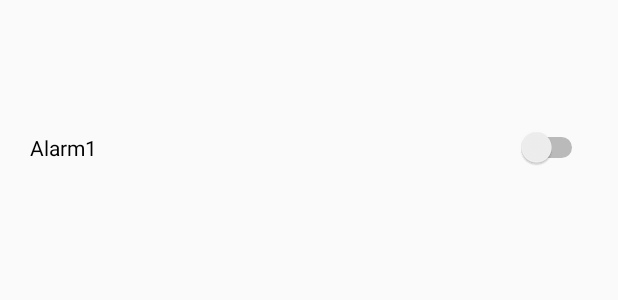
After one commit to KyleMcNutt/5moreminutes, an Android app: the layout alarm_fragment.xml on its own in the app's theme, with its tools: preview values and no code run, on a phone screen of 412 x 824 dp. The commit adds this screen. Shown: the top 300 px of the screen. Run offline under Robolectric (Android 15) with nearby library versions, the phone set to English and light mode, and no system bars.

Commit message:
First GUI attempt

```diff
--- a/Fivemoreminutes/app/build.gradle
+++ b/Fivemoreminutes/app/build.gradle
@@ -22,4 +22,6 @@ android {
 dependencies {
     compile fileTree(dir: 'libs', include: ['*.jar'])
     compile 'com.android.support:appcompat-v7:22.0.0'
+    compile 'com.astuetz:pagerslidingtabstrip:1.0.1'
+    compile 'com.oguzdev:CircularFloatingActionMenu:1.0.2'
 }
--- /dev/null
+++ b/Fivemoreminutes/app/src/main/res/layout/alarm_fragment.xml
@@ -0,0 +1,16 @@
+<?xml version="1.0" encoding="utf-8"?>
+<!-- This is the fragment  to be displayed for a section associated with a tab -->
+<LinearLayout xmlns:android="http://schemas.android.com/apk/res/android"
+    android:orientation="vertical" android:layout_width="match_parent"
+    android:layout_height="match_parent"
+    android:weightSum="1">
+    <Switch
+        android:layout_width="match_parent"
+        android:layout_height="0dp"
+        android:layout_margin="20dp"
+        android:text="@string/alarm"
+        android:id="@+id/alarm_switch"
+        android:layout_gravity="center"
+        android:layout_weight="0.20"
+        android:checked="false" />
+</LinearLayout>
--- a/Fivemoreminutes/app/src/main/res/values/strings.xml
+++ b/Fivemoreminutes/app/src/main/res/values/strings.xml
@@ -1,6 +1,6 @@
 <resources>
-    <string name="app_name">Fivemoreminutes</string>
-
-    <string name="hello_world">Hello world!</string>
+    <string name="app_name">5 more Minutes!</string>
+    <string name = "group">Group</string>
     <string name="action_settings">Settings</string>
+    <string name="alarm">Alarm1</string>
 </resources>
--- a/Fivemoreminutes/app/src/main/res/values/styles.xml
+++ b/Fivemoreminutes/app/src/main/res/values/styles.xml
@@ -1,8 +1,8 @@
 <resources>
 
     <!-- Base application theme. -->
-    <style name="AppTheme" parent="Theme.AppCompat.Light.DarkActionBar">
-        <!-- Customize your theme here. -->
+    <style name="AppTheme" parent="Theme.AppCompat.Light.NoActionBar">
+
     </style>
 
 </resources>
```
Also changed, not shown: Fivemoreminutes/app/src/main/java/fivemoreminutes/cs499/cs/csupomona/edu/fivemoreminutes/Group.java (added, +32 -0 lines), Fivemoreminutes/app/src/main/java/fivemoreminutes/cs499/cs/csupomona/edu/fivemoreminutes/MainActivity.java (+15 -22 lines), Fivemoreminutes/app/src/main/java/fivemoreminutes/cs499/cs/csupomona/edu/fivemoreminutes/PagerAdapter.java (added, +39 -0 lines), Fivemoreminutes/app/src/main/java/fivemoreminutes/cs499/cs/csupomona/edu/fivemoreminutes/QuickAlarms.java (added, +35 -0 lines), Fivemoreminutes/app/src/main/res/layout/activity_main.xml (+23 -13 lines), Fivemoreminutes/app/src/main/res/layout/group_fragment.xml (added, +15 -0 lines), 1 other file.
